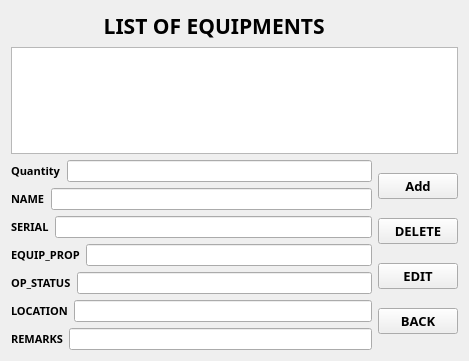
Old version of the form listequipments.ui in the repository markytools/sume-borrower-app.
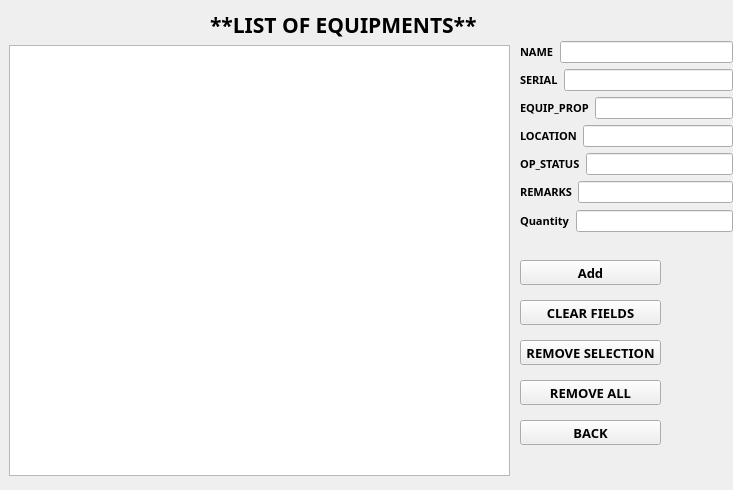
New version of the form.

The edit to the form file:
```diff
--- a/listequipments.ui
+++ b/listequipments.ui
@@ -6,16 +6,22 @@
    <rect>
     <x>0</x>
     <y>0</y>
-    <width>469</width>
-    <height>361</height>
+    <width>733</width>
+    <height>490</height>
    </rect>
   </property>
   <property name="windowTitle">
    <string>Form</string>
   </property>
-  <layout class="QGridLayout" name="gridLayout">
-   <item row="0" column="0" colspan="2">
     <widget class="QLabel" name="label">
+   <property name="geometry">
+    <rect>
+     <x>210</x>
+     <y>10</y>
+     <width>271</width>
+     <height>30</height>
+    </rect>
+   </property>
      <property name="font">
       <font>
        <family>Segoe UI Black</family>
@@ -25,37 +31,73 @@
       </font>
      </property>
      <property name="text">
-      <string>                 LIST OF EQUIPMENTS</string>
-     </property>
-    </widget>
-   </item>
-   <item row="1" column="0" colspan="2">
-    <widget class="QTableWidget" name="tableWidget"/>
-   </item>
-   <item row="2" column="0">
+    <string>**LIST OF EQUIPMENTS**</string>
+   </property>
+  </widget>
+  <widget class="QTableWidget" name="tableWidget">
+   <property name="geometry">
+    <rect>
+     <x>9</x>
+     <y>45</y>
+     <width>501</width>
+     <height>431</height>
+    </rect>
+   </property>
+  </widget>
+  <widget class="QPushButton" name="AddButton_3">
+   <property name="geometry">
+    <rect>
+     <x>520</x>
+     <y>300</y>
+     <width>141</width>
+     <height>25</height>
+    </rect>
+   </property>
+   <property name="font">
+    <font>
+     <family>Segoe UI Black</family>
+     <pointsize>10</pointsize>
+     <weight>75</weight>
+     <bold>true</bold>
+    </font>
+   </property>
+   <property name="text">
+    <string>CLEAR FIELDS</string>
+   </property>
+  </widget>
+  <widget class="QPushButton" name="AddButton_6">
+   <property name="geometry">
+    <rect>
+     <x>520</x>
+     <y>380</y>
+     <width>141</width>
+     <height>25</height>
+    </rect>
+   </property>
+   <property name="font">
+    <font>
+     <family>Segoe UI Black</family>
+     <pointsize>10</pointsize>
+     <weight>75</weight>
+     <bold>true</bold>
+    </font>
+   </property>
+   <property name="text">
+    <string>REMOVE ALL</string>
+   </property>
+  </widget>
+  <widget class="QWidget" name="">
+   <property name="geometry">
+    <rect>
+     <x>520</x>
+     <y>40</y>
+     <width>213</width>
+     <height>194</height>
+    </rect>
+   </property>
+   <layout class="QVBoxLayout" name="verticalLayout_2">
+    <item>
     <layout class="QVBoxLayout" name="verticalLayout">
-     <item>
-      <layout class="QHBoxLayout" name="horizontalLayout">
-       <item>
-        <widget class="QLabel" name="label_4">
-         <property name="font">
-          <font>
-           <family>Segoe UI Black</family>
-           <pointsize>8</pointsize>
-           <weight>75</weight>
-           <bold>true</bold>
-          </font>
-         </property>
-         <property name="text">
-          <string>Quantity</string>
-         </property>
-        </widget>
-       </item>
-       <item>
-        <widget class="QLineEdit" name="lineEdit"/>
-       </item>
-      </layout>
-     </item>
      <item>
       <layout class="QHBoxLayout" name="horizontalLayout_2">
        <item>
@@ -122,28 +164,6 @@
        </item>
       </layout>
      </item>
-     <item>
-      <layout class="QHBoxLayout" name="horizontalLayout_5">
-       <item>
-        <widget class="QLabel" name="label_7">
-         <property name="font">
-          <font>
-           <family>Segoe UI Black</family>
-           <pointsize>8</pointsize>
-           <weight>75</weight>
-           <bold>true</bold>
-          </font>
-         </property>
-         <property name="text">
-          <string>OP_STATUS</string>
-         </property>
-        </widget>
-       </item>
-       <item>
-        <widget class="QLineEdit" name="lineEdit_3"/>
-       </item>
-      </layout>
-     </item>
      <item>
       <layout class="QHBoxLayout" name="horizontalLayout_6">
        <item>
@@ -166,6 +186,28 @@
        </item>
       </layout>
      </item>
+      <item>
+       <layout class="QHBoxLayout" name="horizontalLayout_5">
+        <item>
+         <widget class="QLabel" name="label_7">
+          <property name="font">
+           <font>
+            <family>Segoe UI Black</family>
+            <pointsize>8</pointsize>
+            <weight>75</weight>
+            <bold>true</bold>
+           </font>
+          </property>
+          <property name="text">
+           <string>OP_STATUS</string>
+          </property>
+         </widget>
+        </item>
+        <item>
+         <widget class="QLineEdit" name="lineEdit_3"/>
+        </item>
+       </layout>
+      </item>
      <item>
       <layout class="QHBoxLayout" name="horizontalLayout_7">
        <item>
@@ -190,10 +232,60 @@
      </item>
     </layout>
    </item>
-   <item row="2" column="1">
-    <layout class="QVBoxLayout" name="verticalLayout_2">
      <item>
+     <layout class="QHBoxLayout" name="horizontalLayout">
+      <item>
+       <widget class="QLabel" name="label_4">
+        <property name="font">
+         <font>
+          <family>Segoe UI Black</family>
+          <pointsize>8</pointsize>
+          <weight>75</weight>
+          <bold>true</bold>
+         </font>
+        </property>
+        <property name="text">
+         <string>Quantity</string>
+        </property>
+       </widget>
+      </item>
+      <item>
+       <widget class="QLineEdit" name="lineEdit"/>
+      </item>
+     </layout>
+    </item>
+   </layout>
+  </widget>
+  <widget class="QPushButton" name="AddButton_4">
+   <property name="geometry">
+    <rect>
+     <x>520</x>
+     <y>340</y>
+     <width>141</width>
+     <height>25</height>
+    </rect>
+   </property>
+   <property name="font">
+    <font>
+     <family>Segoe UI Black</family>
+     <pointsize>10</pointsize>
+     <weight>75</weight>
+     <bold>true</bold>
+    </font>
+   </property>
+   <property name="text">
+    <string>REMOVE SELECTION</string>
+   </property>
+  </widget>
       <widget class="QPushButton" name="AddButton_5">
+   <property name="geometry">
+    <rect>
+     <x>520</x>
+     <y>260</y>
+     <width>141</width>
+     <height>25</height>
+    </rect>
+   </property>
        <property name="font">
         <font>
          <family>Segoe UI Black</family>
@@ -206,39 +298,15 @@
         <string>Add</string>
        </property>
       </widget>
-     </item>
-     <item>
-      <widget class="QPushButton" name="AddButton_4">
-       <property name="font">
-        <font>
-         <family>Segoe UI Black</family>
-         <pointsize>10</pointsize>
-         <weight>75</weight>
-         <bold>true</bold>
-        </font>
-       </property>
-       <property name="text">
-        <string>DELETE</string>
-       </property>
-      </widget>
-     </item>
-     <item>
-      <widget class="QPushButton" name="AddButton_3">
-       <property name="font">
-        <font>
-         <family>Segoe UI Black</family>
-         <pointsize>10</pointsize>
-         <weight>75</weight>
-         <bold>true</bold>
-        </font>
-       </property>
-       <property name="text">
-        <string>EDIT</string>
-       </property>
-      </widget>
-     </item>
-     <item>
       <widget class="QPushButton" name="AddButton_2">
+   <property name="geometry">
+    <rect>
+     <x>520</x>
+     <y>420</y>
+     <width>141</width>
+     <height>25</height>
+    </rect>
+   </property>
        <property name="font">
         <font>
          <family>Segoe UI Black</family>
@@ -251,10 +319,6 @@
         <string>BACK</string>
        </property>
       </widget>
-     </item>
-    </layout>
-   </item>
-  </layout>
  </widget>
  <resources/>
  <connections/>
```
Lines whose indentation alone changed are shown as unchanged.
